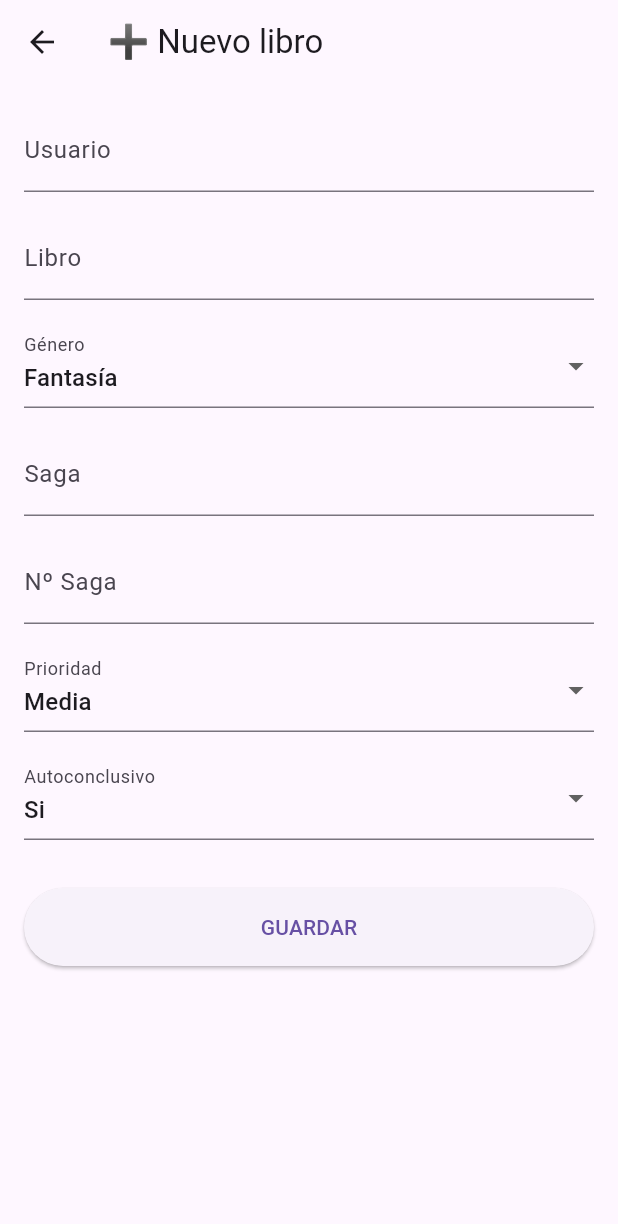
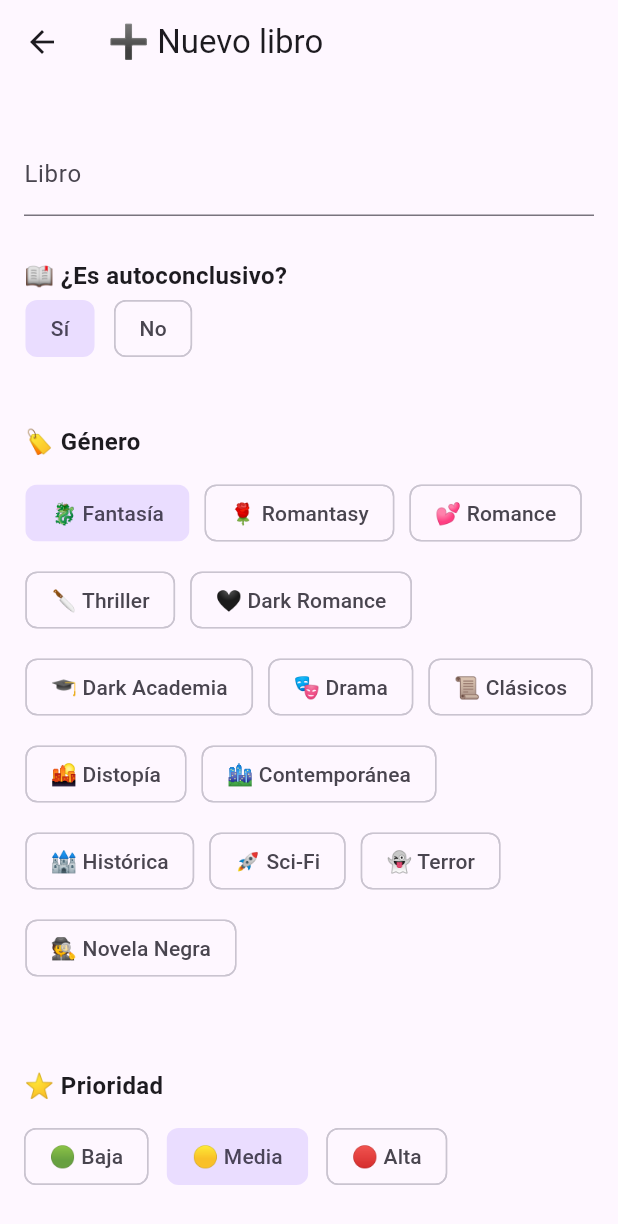
Before and after one commit to cmoreno81/clubdelectura, a Flutter app: the NuevoLibroPage screen opened directly, on a phone screen of 412 x 824 dp. Shown: the top 1224 px of the screen. Run offline on Flutter 3.47's test engine with Material 3 defaults, Android fonts, the phone set to English and light mode, and no system bars; our stand-ins replace shared_preferences; accounts and stored records are empty; network calls fail.

Commit message:
Libro inteligente

```diff
--- a/lib/pages/nuevo_libro_page.dart
+++ b/lib/pages/nuevo_libro_page.dart
@@ -1,5 +1,5 @@
 import 'package:flutter/material.dart';
-
+import '../services/usuario_service.dart';
 import '../models/nuevo_libro.dart';
 import '../services/api_service.dart';
 
@@ -11,8 +11,6 @@ class NuevoLibroPage extends StatefulWidget {
 }
 
 class _NuevoLibroPageState extends State<NuevoLibroPage> {
-  final usuarioController = TextEditingController();
-
   final libroController = TextEditingController();
 
   final sagaController = TextEditingController();
@@ -27,11 +25,44 @@ class _NuevoLibroPageState extends State<NuevoLibroPage> {
 
   bool guardando = false;
 
+  Widget _tituloSeccion(String texto) {
+    return Align(
+      alignment: Alignment.centerLeft,
+      child: Text(
+        texto,
+        style: const TextStyle(fontSize: 16, fontWeight: FontWeight.bold),
+      ),
+    );
+  }
+
+  Widget _chipGenero({
+    required String icono,
+    required String valor,
+    required String texto,
+  }) {
+    return ChoiceChip(
+      label: Text('$icono $texto'),
+      selected: genero == valor,
+      showCheckmark: false,
+      selectedColor: Theme.of(context).colorScheme.primaryContainer,
+      onSelected: (_) {
+        setState(() {
+          genero = valor;
+        });
+      },
+    );
+  }
+
   Future<void> guardarLibro() async {
-    if (usuarioController.text.isEmpty || libroController.text.isEmpty) {
-      ScaffoldMessenger.of(
-        context,
-      ).showSnackBar(const SnackBar(content: Text('Completa usuario y libro')));
+    final usuario = await UsuarioService().obtenerUsuario();
+
+    if (usuario == null) {
+      throw Exception("No se ha encontrado el usuario");
+    }
+    if (libroController.text.isEmpty) {
+      ScaffoldMessenger.of(context).showSnackBar(
+        const SnackBar(content: Text('Completa el nombre del libro')),
+      );
 
       return;
     }
@@ -42,7 +73,7 @@ class _NuevoLibroPageState extends State<NuevoLibroPage> {
 
     try {
       final libro = NuevoLibro(
-        usuario: usuarioController.text,
+        usuario: usuario,
 
         libro: libroController.text,
 
@@ -89,54 +120,60 @@ class _NuevoLibroPageState extends State<NuevoLibroPage> {
 
         child: Column(
           children: [
-            TextField(
-              controller: usuarioController,
-              decoration: const InputDecoration(labelText: 'Usuario'),
-            ),
-
             const SizedBox(height: 16),
 
             TextField(
               controller: libroController,
               decoration: const InputDecoration(labelText: 'Libro'),
             ),
+            const SizedBox(height: 28),
 
-            const SizedBox(height: 16),
+            const Align(
+              alignment: Alignment.centerLeft,
+              child: Text(
+                '📖 ¿Es autoconclusivo?',
+                style: TextStyle(fontSize: 16, fontWeight: FontWeight.bold),
+              ),
+            ),
 
-            DropdownButtonFormField<String>(
-              initialValue: genero,
-
-              decoration: const InputDecoration(labelText: 'Género'),
-
-              items:
-                  [
-                    'Fantasía',
-                    'Romantasy',
-                    'Romance',
-                    'Thriller',
-                    'Dark Romance',
-                    'Dark Academia',
-                    'Drama',
-                    'Clásicos',
-                    'Distopía',
-                    'Novela contemporánea',
-                    'Novela Histórica',
-                    'Ciencia Ficción',
-                    'Terror',
-                    'Novela Negra',
-                  ].map((e) {
-                    return DropdownMenuItem(value: e, child: Text(e));
-                  }).toList(),
-
-              onChanged: (value) {
+            Align(
+              alignment: Alignment.centerLeft,
+              child: Wrap(
+                spacing: 12,
+                children: [
+                  ChoiceChip(
+                    showCheckmark: false,
+                    selectedColor: Theme.of(
+                      context,
+                    ).colorScheme.primaryContainer,
+                    label: const Text('Sí'),
+                    selected: autoconclusivo == 'Si',
+                    onSelected: (_) {
                       setState(() {
-                  genero = value!;
+                        autoconclusivo = 'Si';
+                        sagaController.clear();
+                        numSagaController.clear();
                       });
                     },
                   ),
 
-            const SizedBox(height: 16),
-
+                  ChoiceChip(
+                    showCheckmark: false,
+                    selectedColor: Theme.of(
+                      context,
+                    ).colorScheme.primaryContainer,
+                    label: const Text('No'),
+                    selected: autoconclusivo == 'No',
+                    onSelected: (_) {
+                      setState(() {
+                        autoconclusivo = 'No';
+                      });
+                    },
+                  ),
+                ],
+              ),
+            ),
+            if (autoconclusivo == "No") ...[
               TextField(
                 controller: sagaController,
                 decoration: const InputDecoration(labelText: 'Saga'),
@@ -150,40 +187,139 @@ class _NuevoLibroPageState extends State<NuevoLibroPage> {
               ),
 
               const SizedBox(height: 16),
+            ],
 
-            DropdownButtonFormField<String>(
-              initialValue: prioridad,
+            const SizedBox(height: 16),
 
-              decoration: const InputDecoration(labelText: 'Prioridad'),
+            const SizedBox(height: 24),
 
-              items: ['Alta', 'Media', 'Baja'].map((e) {
-                return DropdownMenuItem(value: e, child: Text(e));
-              }).toList(),
+            const Align(
+              alignment: Alignment.centerLeft,
+              child: Text(
+                '🏷️ Género',
+                style: TextStyle(fontSize: 16, fontWeight: FontWeight.bold),
+              ),
+            ),
 
-              onChanged: (value) {
+            const SizedBox(height: 12),
+
+            Wrap(
+              spacing: 10,
+              runSpacing: 10,
+              children: [
+                _chipGenero(icono: '🐉', valor: 'Fantasía', texto: 'Fantasía'),
+                _chipGenero(
+                  icono: '🌹',
+                  valor: 'Romantasy',
+                  texto: 'Romantasy',
+                ),
+                _chipGenero(icono: '💕', valor: 'Romance', texto: 'Romance'),
+                _chipGenero(icono: '🔪', valor: 'Thriller', texto: 'Thriller'),
+                _chipGenero(
+                  icono: '🖤',
+                  valor: 'Dark Romance',
+                  texto: 'Dark Romance',
+                ),
+                _chipGenero(
+                  icono: '🎓',
+                  valor: 'Dark Academia',
+                  texto: 'Dark Academia',
+                ),
+                _chipGenero(icono: '🎭', valor: 'Drama', texto: 'Drama'),
+                _chipGenero(icono: '📜', valor: 'Clásicos', texto: 'Clásicos'),
+                _chipGenero(icono: '🌇', valor: 'Distopía', texto: 'Distopía'),
+
+                _chipGenero(
+                  icono: '🏙️',
+                  valor: 'Novela contemporánea',
+                  texto: 'Contemporánea',
+                ),
+                _chipGenero(
+                  icono: '🏰',
+                  valor: 'Novela Histórica',
+                  texto: 'Histórica',
+                ),
+                _chipGenero(
+                  icono: '🚀',
+                  valor: 'Ciencia Ficción',
+                  texto: 'Sci-Fi',
+                ),
+                _chipGenero(icono: '👻', valor: 'Terror', texto: 'Terror'),
+                _chipGenero(
+                  icono: '🕵️',
+                  valor: 'Novela Negra',
+                  texto: 'Novela Negra',
+                ),
+              ],
+            ),
+
+            const SizedBox(height: 16),
+
+            const SizedBox(height: 16),
+
+            const SizedBox(height: 24),
+
+            const Align(
+              alignment: Alignment.centerLeft,
+              child: Text(
+                '⭐ Prioridad',
+                style: TextStyle(fontSize: 16, fontWeight: FontWeight.bold),
+              ),
+            ),
+
+            const SizedBox(height: 12),
+
+            Align(
+              alignment: Alignment.centerLeft,
+              child: Wrap(
+                spacing: 12,
+                children: [
+                  ChoiceChip(
+                    label: const Text('🟢 Baja'),
+                    selected: prioridad == 'Baja',
+                    showCheckmark: false,
+                    selectedColor: Theme.of(
+                      context,
+                    ).colorScheme.primaryContainer,
+                    onSelected: (_) {
                       setState(() {
-                  prioridad = value!;
+                        prioridad = 'Baja';
                       });
                     },
                   ),
 
-            const SizedBox(height: 16),
-
-            DropdownButtonFormField<String>(
-              initialValue: autoconclusivo,
-
-              decoration: const InputDecoration(labelText: 'Autoconclusivo'),
-
-              items: ['Si', 'No'].map((e) {
-                return DropdownMenuItem(value: e, child: Text(e));
-              }).toList(),
-
-              onChanged: (value) {
+                  ChoiceChip(
+                    label: const Text('🟡 Media'),
+                    selected: prioridad == 'Media',
+                    showCheckmark: false,
+                    selectedColor: Theme.of(
+                      context,
+                    ).colorScheme.primaryContainer,
+                    onSelected: (_) {
                       setState(() {
-                  autoconclusivo = value!;
+                        prioridad = 'Media';
                       });
                     },
                   ),
+
+                  ChoiceChip(
+                    label: const Text('🔴 Alta'),
+                    selected: prioridad == 'Alta',
+                    showCheckmark: false,
+                    selectedColor: Theme.of(
+                      context,
+                    ).colorScheme.primaryContainer,
+                    onSelected: (_) {
+                      setState(() {
+                        prioridad = 'Alta';
+                      });
+                    },
+                  ),
+                ],
+              ),
+            ),
+
+            const SizedBox(height: 16),
 
             const SizedBox(height: 32),
 
@@ -196,7 +332,7 @@ class _NuevoLibroPageState extends State<NuevoLibroPage> {
                 child: Padding(
                   padding: const EdgeInsets.all(16),
 
-                  child: Text(guardando ? 'Guardando...' : 'GUARDAR'),
+                  child: Text(guardando ? 'Guardando...' : '➕ Añadir libro'),
                 ),
               ),
             ),
```
Lines whose indentation alone changed are shown as unchanged.
